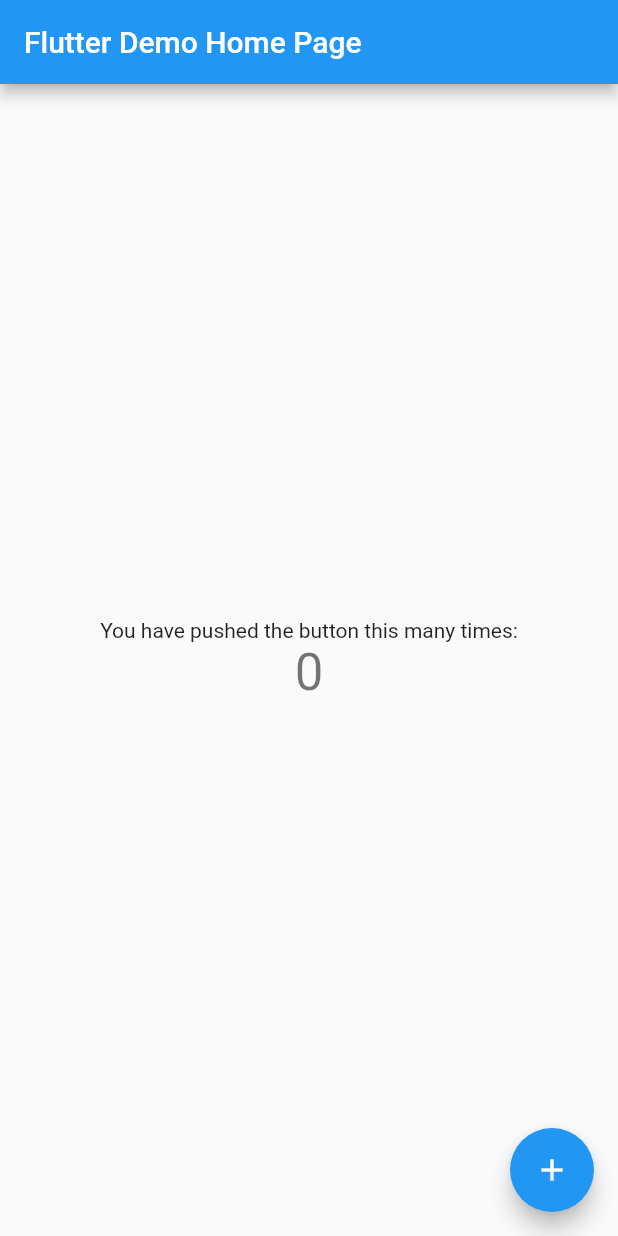
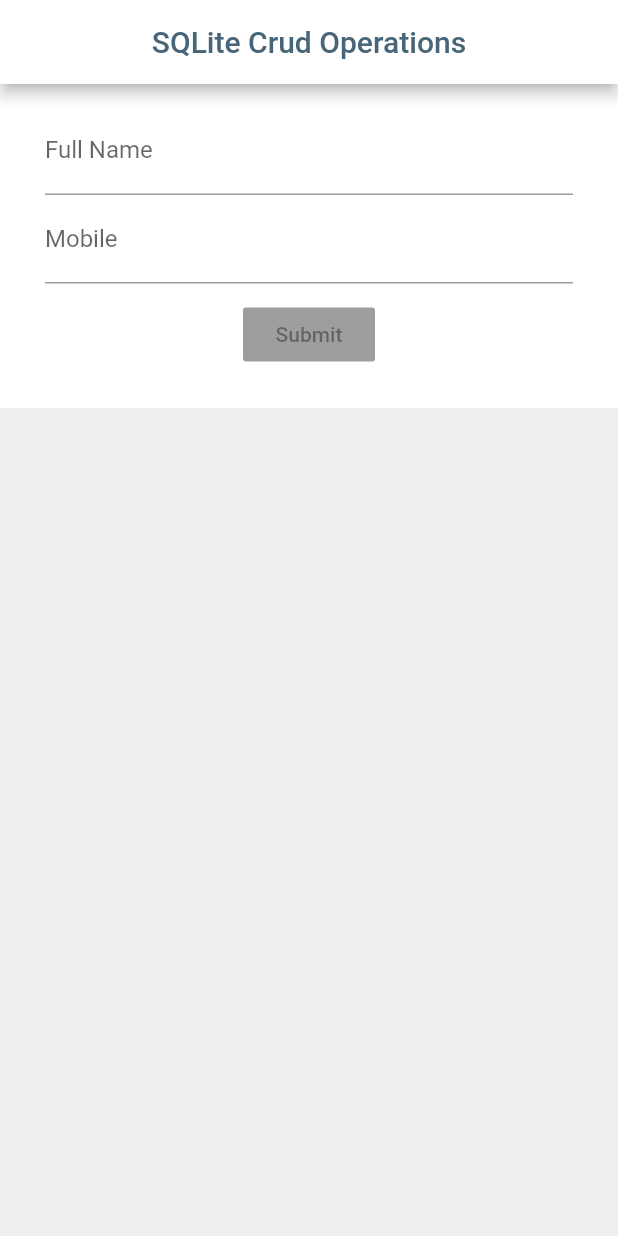
Before and after one commit to justemandleni/flutter-sql_lite_crud, a Flutter app: the screen it shows after launch, on a phone screen of 412 x 824 dp. Run offline on Flutter 3.47's test engine with Material 2 defaults, Android fonts, the phone set to English and light mode, and no system bars.

Commit message:
define input fields

```diff
--- a/lib/main.dart
+++ b/lib/main.dart
@@ -1,4 +1,6 @@
 import 'package:flutter/material.dart';
+
+const darkBlueColor = Color(0xff486579);
 
 void main() {
   runApp(MyApp());
@@ -9,20 +11,11 @@
   @override
   Widget build(BuildContext context) {
     return MaterialApp(
-      title: 'Flutter Demo',
+      title: 'SQLite Crud',
       theme: ThemeData(
-        // This is the theme of your application.
-        //
-        // Try running your application with "flutter run". You'll see the
-        // application has a blue toolbar. Then, without quitting the app, try
-        // changing the primarySwatch below to Colors.green and then invoke
-        // "hot reload" (press "r" in the console where you ran "flutter run",
-        // or simply save your changes to "hot reload" in a Flutter IDE).
-        // Notice that the counter didn't reset back to zero; the application
-        // is not restarted.
-        primarySwatch: Colors.blue,
+        primaryColor: Colors.blue,
       ),
-      home: MyHomePage(title: 'Flutter Demo Home Page'),
+      home: MyHomePage(title: 'SQLite Crud Operations'),
     );
   }
 }
@@ -47,6 +40,7 @@
 
 class _MyHomePageState extends State<MyHomePage> {
   int _counter = 0;
+  final _formKey = GlobalKey<FormState>();
 
   void _incrementCounter() {
     setState(() {
@@ -68,10 +62,15 @@
     // fast, so that you can just rebuild anything that needs updating rather
     // than having to individually change instances of widgets.
     return Scaffold(
+      backgroundColor: Colors.grey[200],
       appBar: AppBar(
+        backgroundColor: Colors.white,
         // Here we take the value from the MyHomePage object that was created by
         // the App.build method, and use it to set our appbar title.
-        title: Text(widget.title),
+        title: Center(
+          child: Text(widget.title,
+          style: TextStyle(color: darkBlueColor),),
+          ),
       ),
       body: Center(
         // Center is a layout widget. It takes a single child and positions it
@@ -91,23 +90,41 @@
           // center the children vertically; the main axis here is the vertical
           // axis because Columns are vertical (the cross axis would be
           // horizontal).
-          mainAxisAlignment: MainAxisAlignment.center,
+          mainAxisAlignment: MainAxisAlignment.start,
           children: <Widget>[
-            Text(
-              'You have pushed the button this many times:',
-            ),
-            Text(
-              '$_counter',
-              style: Theme.of(context).textTheme.headline4,
-            ),
+            _form(), _list()
           ],
         ),
       ),
-      floatingActionButton: FloatingActionButton(
-        onPressed: _incrementCounter,
-        tooltip: 'Increment',
-        child: Icon(Icons.add),
-      ), // This trailing comma makes auto-formatting nicer for build methods.
     );
   }
+
+  //Define functions to define the form and the listview widget
+  _form() => Container(
+    color: Colors.white, //Every sub-widget inside this container should have the background white
+    padding: EdgeInsets.symmetric(vertical: 15, horizontal: 30),
+    child: Form(
+      key: _formKey,
+      child: Column(
+        children: <Widget>[
+          TextFormField(
+            decoration: InputDecoration(labelText: 'Full Name'),
+          ),
+          TextFormField(
+            decoration: InputDecoration(labelText: 'Mobile'),
+          ),
+
+          Container(
+            margin: EdgeInsets.all(10.0),
+            child: RaisedButton(onPressed: null,
+            child: Text('Submit'),
+            color: darkBlueColor,)
+          )
+        ],
+      ),
+    ),
+  );
+
+  _list() => Container();
+
 }
```
